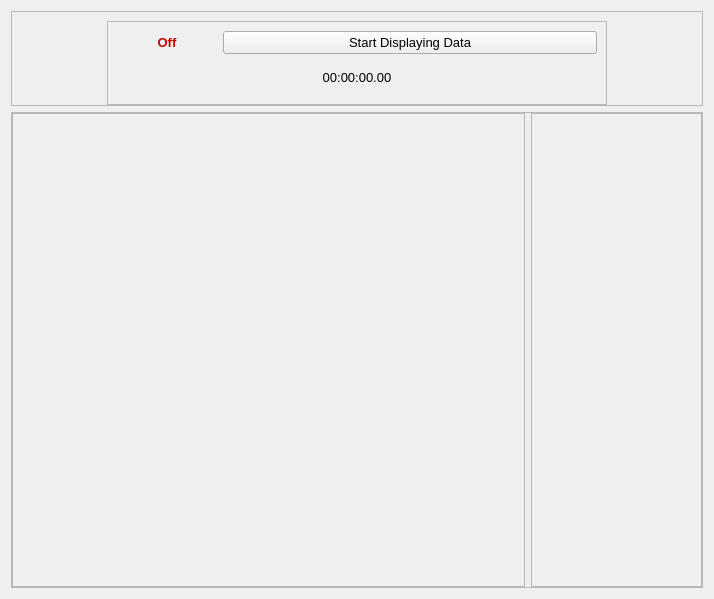
First picture: the form in Scenes/MultiDataGraph/multiDataGraph.ui, repository Georgia-Tech-Off-Road/GTORDaata, before the edit.
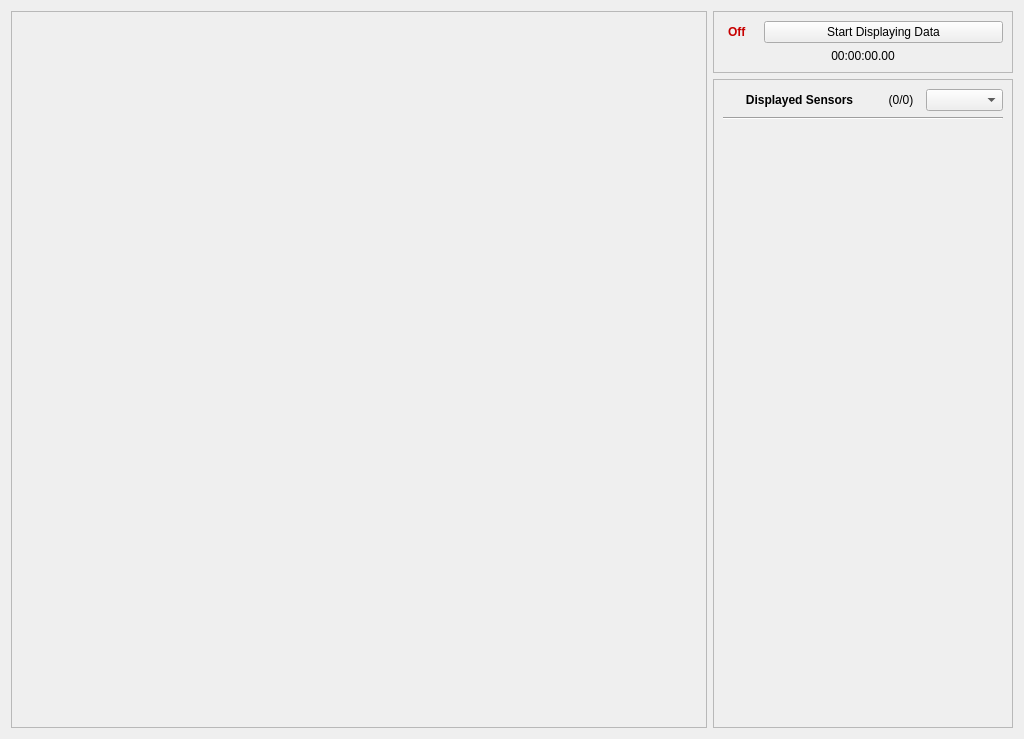
Second picture: the form after the edit.

Commit message:
Added settings option for sensors in x and y axis (MDG)
In the graph's plot settings, added the option for user to select which sensor(s) to be plotted on the y axis and which sensor to be plotted on the x axis

Patch:
```diff
--- a/Scenes/MultiDataGraph/multiDataGraph.ui
+++ b/Scenes/MultiDataGraph/multiDataGraph.ui
@@ -6,8 +6,8 @@
    <rect>
     <x>0</x>
     <y>0</y>
-    <width>714</width>
-    <height>599</height>
+    <width>1024</width>
+    <height>739</height>
    </rect>
   </property>
   <property name="windowTitle">
@@ -16,39 +16,156 @@
   <property name="styleSheet">
    <string notr="true"/>
   </property>
-  <layout class="QVBoxLayout" name="verticalLayout_5" stretch="1,5">
-   <item>
-    <widget class="QFrame" name="frame_5">
+  <layout class="QGridLayout" name="gridLayout">
+   <item row="2" column="2">
+    <widget class="QScrollArea" name="scrollable_enabledSensors">
+     <property name="sizePolicy">
+      <sizepolicy hsizetype="Expanding" vsizetype="Expanding">
+       <horstretch>0</horstretch>
+       <verstretch>0</verstretch>
+      </sizepolicy>
+     </property>
+     <property name="minimumSize">
+      <size>
+       <width>300</width>
+       <height>0</height>
+      </size>
+     </property>
      <property name="maximumSize">
       <size>
-       <width>16777215</width>
-       <height>200</height>
+       <width>300</width>
+       <height>16777215</height>
       </size>
      </property>
-     <property name="frameShape">
-      <enum>QFrame::StyledPanel</enum>
+     <property name="styleSheet">
+      <string notr="true"/>
      </property>
-     <property name="frameShadow">
-      <enum>QFrame::Raised</enum>
+     <property name="widgetResizable">
+      <bool>true</bool>
      </property>
+     <widget class="QWidget" name="scrollAreaWidgetContents_2">
+      <property name="geometry">
+       <rect>
+        <x>0</x>
+        <y>0</y>
+        <width>298</width>
+        <height>648</height>
+       </rect>
+      </property>
+      <layout class="QGridLayout" name="gridLayout_2">
+       <item row="1" column="0">
+        <widget class="Line" name="line_3">
+         <property name="orientation">
+          <enum>Qt::Horizontal</enum>
+         </property>
+        </widget>
+       </item>
+       <item row="0" column="0">
      <layout class="QHBoxLayout" name="horizontalLayout_3">
-      <property name="bottomMargin">
-       <number>0</number>
-      </property>
+         <item>
+          <widget class="QLabel" name="label_enabledSensors">
+           <property name="sizePolicy">
+            <sizepolicy hsizetype="Preferred" vsizetype="Preferred">
+             <horstretch>4</horstretch>
+             <verstretch>0</verstretch>
+            </sizepolicy>
+           </property>
+           <property name="font">
+            <font>
+             <weight>75</weight>
+             <bold>true</bold>
+            </font>
+           </property>
+           <property name="text">
+            <string>Displayed Sensors</string>
+           </property>
+           <property name="alignment">
+            <set>Qt::AlignCenter</set>
+           </property>
+          </widget>
+         </item>
       <item>
+          <widget class="QLabel" name="label_active_sensor_count">
+           <property name="sizePolicy">
+            <sizepolicy hsizetype="Preferred" vsizetype="Preferred">
+             <horstretch>1</horstretch>
+             <verstretch>0</verstretch>
+            </sizepolicy>
+           </property>
+           <property name="text">
+            <string>(0/0)</string>
+           </property>
+           <property name="alignment">
+            <set>Qt::AlignCenter</set>
+           </property>
+          </widget>
+         </item>
+         <item>
+          <widget class="QComboBox" name="comboBox_graphDimension">
+           <property name="sizePolicy">
+            <sizepolicy hsizetype="Preferred" vsizetype="Fixed">
+             <horstretch>2</horstretch>
+             <verstretch>0</verstretch>
+            </sizepolicy>
+           </property>
+           <property name="toolTip">
+            <string>Graph display dimensions</string>
+           </property>
+           <property name="editable">
+            <bool>false</bool>
+           </property>
+           <property name="currentText">
+            <string/>
+           </property>
+           <property name="frame">
+            <bool>true</bool>
+           </property>
+          </widget>
+         </item>
+        </layout>
+       </item>
+       <item row="2" column="0">
+        <spacer name="verticalSpacer_2">
+         <property name="orientation">
+          <enum>Qt::Vertical</enum>
+         </property>
+         <property name="sizeHint" stdset="0">
+          <size>
+           <width>20</width>
+           <height>40</height>
+          </size>
+         </property>
+        </spacer>
+       </item>
+      </layout>
+     </widget>
+    </widget>
+   </item>
+   <item row="0" column="0" rowspan="3">
+    <widget class="QScrollArea" name="scrollArea_graphs">
+     <property name="styleSheet">
+      <string notr="true"/>
+     </property>
+     <property name="widgetResizable">
+      <bool>true</bool>
+     </property>
+     <widget class="QWidget" name="scrollAreaWidgetContents">
+      <property name="geometry">
+       <rect>
+        <x>0</x>
+        <y>0</y>
+        <width>698</width>
+        <height>719</height>
+       </rect>
+      </property>
+      <property name="layoutDirection">
+       <enum>Qt::LeftToRight</enum>
+      </property>
+     </widget>
+    </widget>
+   </item>
+   <item row="0" column="2" rowspan="2">
        <widget class="QFrame" name="frame_displayingBox">
-        <property name="sizePolicy">
-         <sizepolicy hsizetype="Preferred" vsizetype="Preferred">
-          <horstretch>0</horstretch>
-          <verstretch>0</verstretch>
-         </sizepolicy>
-        </property>
-        <property name="maximumSize">
-         <size>
-          <width>500</width>
-          <height>200</height>
-         </size>
-        </property>
         <property name="styleSheet">
          <string notr="true"/>
         </property>
@@ -71,26 +188,19 @@
              </property>
              <property name="maximumSize">
               <size>
-               <width>100</width>
+            <width>35</width>
                <height>16777215</height>
               </size>
              </property>
              <property name="font">
               <font>
-               <pointsize>10</pointsize>
                <weight>75</weight>
                <bold>true</bold>
               </font>
              </property>
-             <property name="layoutDirection">
-              <enum>Qt::LeftToRight</enum>
-             </property>
              <property name="text">
               <string>&lt;html&gt;&lt;head/&gt;&lt;body&gt;&lt;p&gt;&lt;span style=&quot; color:#c70000;&quot;&gt;Off&lt;/span&gt;&lt;/p&gt;&lt;/body&gt;&lt;/html&gt;</string>
              </property>
-             <property name="alignment">
-              <set>Qt::AlignCenter</set>
-             </property>
              <property name="indent">
               <number>5</number>
              </property>
@@ -98,11 +208,6 @@
            </item>
            <item>
             <widget class="QPushButton" name="button_display">
-             <property name="font">
-              <font>
-               <pointsize>10</pointsize>
-              </font>
-             </property>
              <property name="styleSheet">
               <string notr="true"/>
              </property>
@@ -118,118 +223,12 @@
          </item>
          <item>
           <widget class="QLabel" name="label_timeElapsed">
-           <property name="font">
-            <font>
-             <pointsize>10</pointsize>
-            </font>
-           </property>
            <property name="text">
             <string>00:00:00.00</string>
            </property>
            <property name="alignment">
             <set>Qt::AlignCenter</set>
            </property>
-          </widget>
-         </item>
-        </layout>
-       </widget>
-      </item>
-     </layout>
-    </widget>
-   </item>
-   <item>
-    <widget class="QFrame" name="frame">
-     <property name="frameShape">
-      <enum>QFrame::StyledPanel</enum>
-     </property>
-     <property name="frameShadow">
-      <enum>QFrame::Raised</enum>
-     </property>
-     <layout class="QHBoxLayout" name="horizontalLayout_9" stretch="3,1">
-      <property name="leftMargin">
-       <number>0</number>
-      </property>
-      <property name="topMargin">
-       <number>0</number>
-      </property>
-      <property name="rightMargin">
-       <number>0</number>
-      </property>
-      <property name="bottomMargin">
-       <number>0</number>
-      </property>
-      <item>
-       <widget class="QFrame" name="graph_frame">
-        <property name="frameShape">
-         <enum>QFrame::StyledPanel</enum>
-        </property>
-        <property name="frameShadow">
-         <enum>QFrame::Raised</enum>
-        </property>
-        <layout class="QGridLayout" name="gridLayout">
-         <item row="0" column="0">
-          <layout class="QGridLayout" name="graph_layout"/>
-         </item>
-        </layout>
-       </widget>
-      </item>
-      <item>
-       <widget class="QFrame" name="frame_6">
-        <property name="maximumSize">
-         <size>
-          <width>300</width>
-          <height>16777215</height>
-         </size>
-        </property>
-        <property name="frameShape">
-         <enum>QFrame::StyledPanel</enum>
-        </property>
-        <property name="frameShadow">
-         <enum>QFrame::Raised</enum>
-        </property>
-        <layout class="QVBoxLayout" name="verticalLayout_7">
-         <property name="leftMargin">
-          <number>2</number>
-         </property>
-         <property name="topMargin">
-          <number>2</number>
-         </property>
-         <property name="rightMargin">
-          <number>2</number>
-         </property>
-         <property name="bottomMargin">
-          <number>2</number>
-         </property>
-         <item>
-          <spacer name="verticalSpacer_3">
-           <property name="orientation">
-            <enum>Qt::Vertical</enum>
-           </property>
-           <property name="sizeType">
-            <enum>QSizePolicy::Fixed</enum>
-           </property>
-           <property name="sizeHint" stdset="0">
-            <size>
-             <width>0</width>
-             <height>5</height>
-            </size>
-           </property>
-          </spacer>
-         </item>
-         <item>
-          <spacer name="verticalSpacer_2">
-           <property name="orientation">
-            <enum>Qt::Vertical</enum>
-           </property>
-           <property name="sizeHint" stdset="0">
-            <size>
-             <width>20</width>
-             <height>40</height>
-            </size>
-           </property>
-          </spacer>
-         </item>
-        </layout>
        </widget>
       </item>
      </layout>
```
Lines whose indentation alone changed are shown as unchanged. The commit also changes 5 other files.
